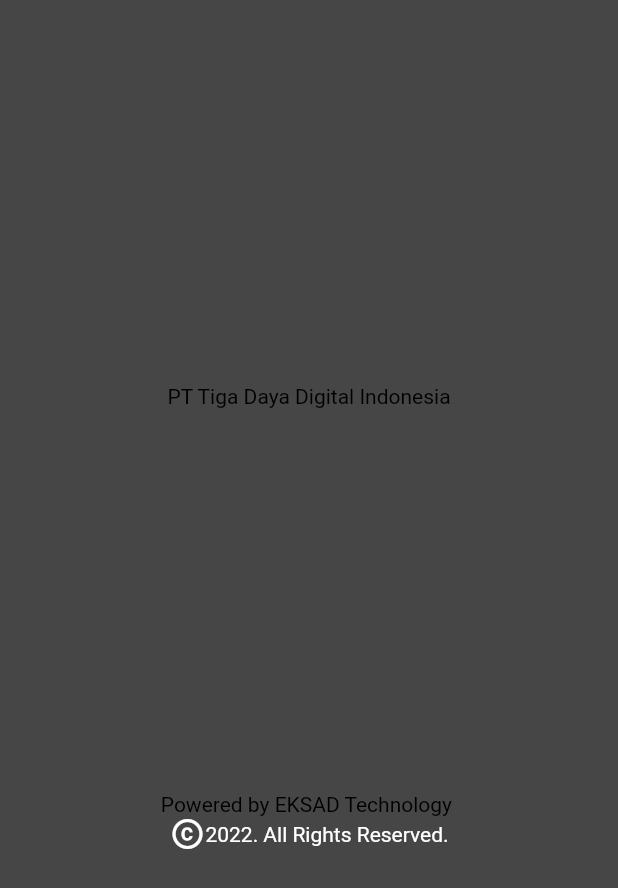
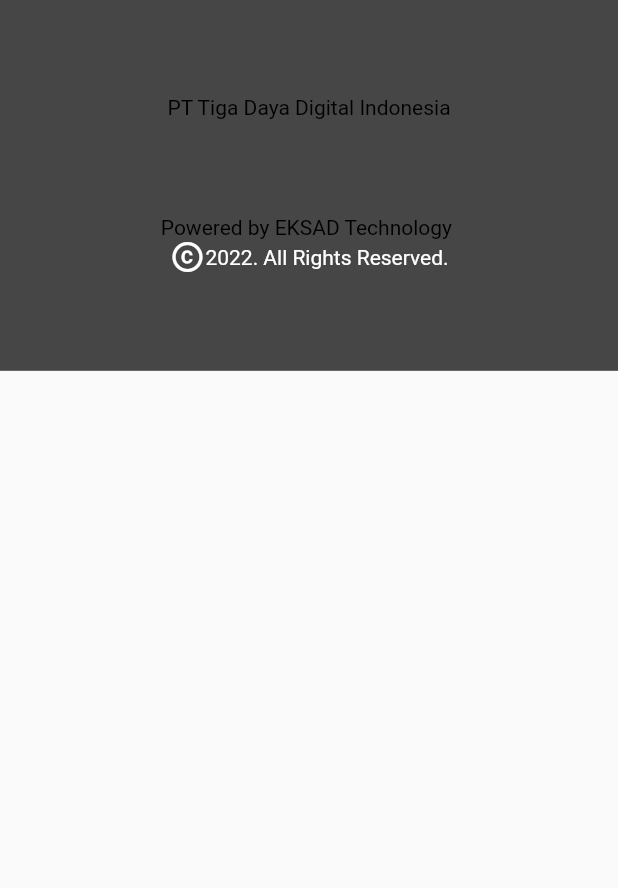
Before and after one commit to fahrur06/protalent, a Flutter app: the Footer widget shown alone on an empty page, opened directly, on a phone screen of 412 x 824 dp. Shown: the top 888 px of the screen. Run offline on Flutter 3.47's test engine with Material 2 defaults, Android fonts, the phone set to English and light mode, and no system bars; our stand-ins replace flip_card, google_fonts; missing offline and left inert: easy_table, side_navigation.

Commit message:
PROTALENT  - BUDI
- footer

```diff
--- a/lib/public/footer.dart
+++ b/lib/public/footer.dart
@@ -11,7 +11,9 @@ class _FooterState extends State<Footer> {
   @override
 
   Widget build(BuildContext context) {
+    var screenSize = MediaQuery.of(context).size;
     return Container(
+          height: screenSize.height*0.3,
           color: const Color.fromARGB(255, 70, 70, 70),
           child: Column(
             children: [
```
